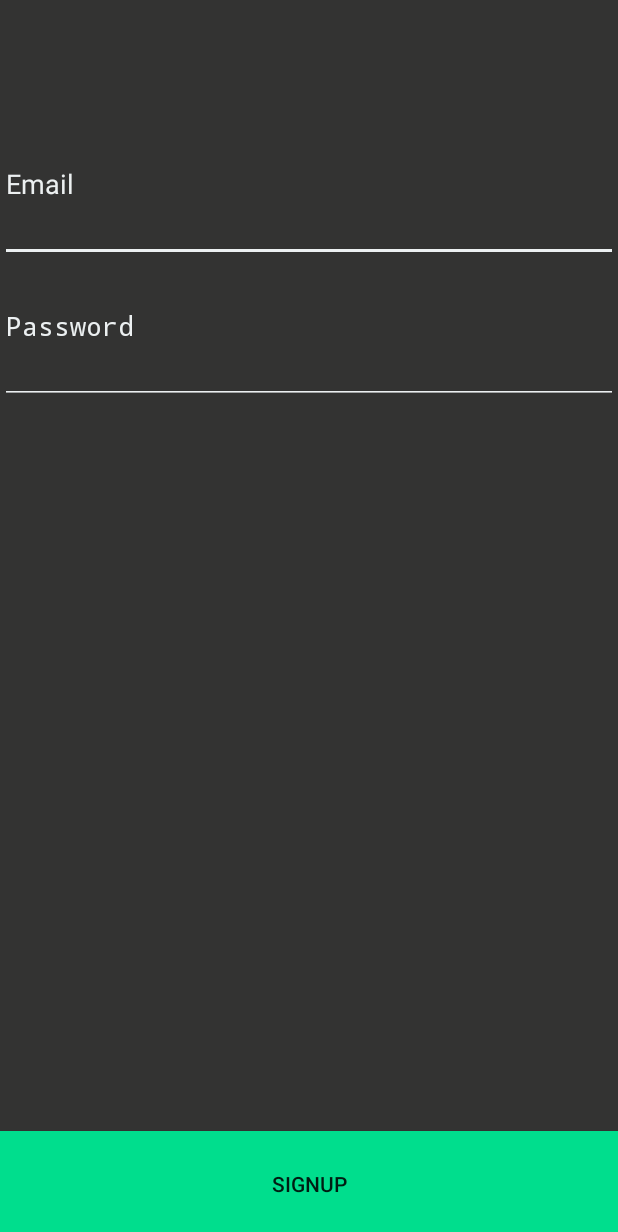
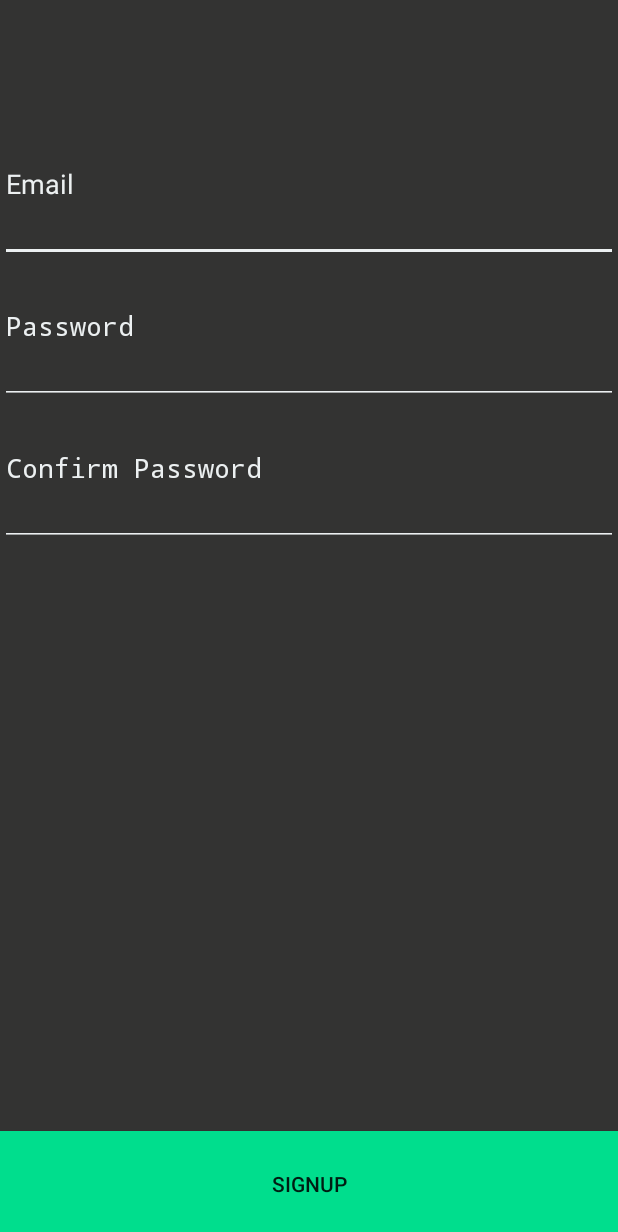
Before and after one commit to modojodo/LBPNSAndroid, an Android app: the SignupActivity screen opened directly, with no data from a screen before it, on a phone screen of 412 x 824 dp. Shown: the top 1232 px of the screen. Run offline under Robolectric (Android 15) with nearby library versions, the phone set to English and light mode, and no system bars.

Commit message:
TextEdit for the password confiramtion is being added

```diff
--- a/app/src/main/res/layout/activity_signup.xml
+++ b/app/src/main/res/layout/activity_signup.xml
@@ -37,6 +37,18 @@
             android:inputType="textPassword"
             android:paddingBottom="40dp"
             android:backgroundTint="#ecf0f1"/>
+        <EditText
+            android:id="@+id/signupConfPasswordText"
+            android:layout_width="match_parent"
+            android:layout_height="wrap_content"
+            android:layout_marginBottom="20dp"
+            android:ems="10"
+            android:textColor="#D2D7D3"
+            android:hint="Confirm Password"
+            android:textColorHint="#ecf0f1"
+            android:inputType="textPassword"
+            android:paddingBottom="40dp"
+            android:backgroundTint="#ecf0f1"/>
     </LinearLayout>
 
     <LinearLayout
```
